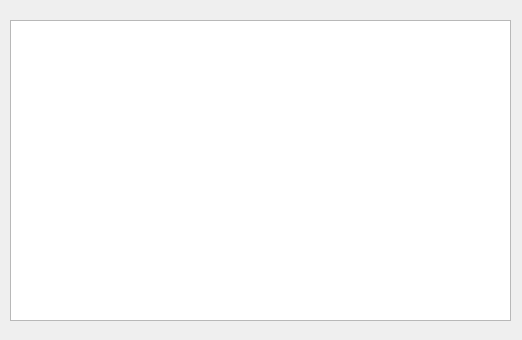
The window that MDI/PR_10/ShowTeacher.ui (Kostiantyn2212/OOP__practice) describes before a commit, drawn with Qt 5.
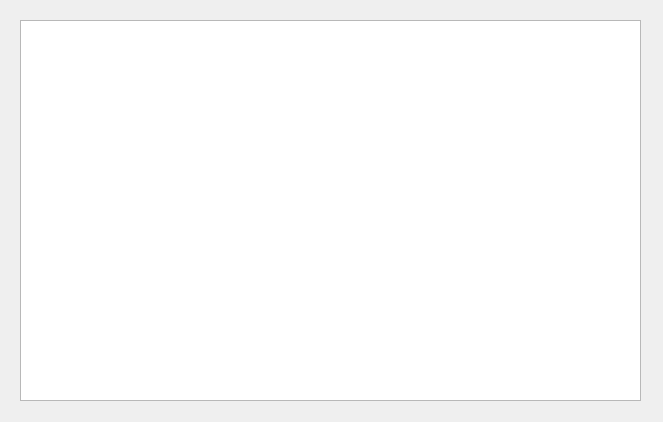
The same window after the commit.

```diff
--- a/MDI/PR_10/ShowTeacher.ui
+++ b/MDI/PR_10/ShowTeacher.ui
@@ -6,8 +6,8 @@
    <rect>
     <x>0</x>
     <y>0</y>
-    <width>522</width>
-    <height>340</height>
+    <width>663</width>
+    <height>422</height>
    </rect>
   </property>
   <property name="windowTitle">
@@ -16,13 +16,13 @@
   <property name="styleSheet">
    <string notr="true"/>
   </property>
-  <widget class="QListWidget" name="listWidgetTeacher">
+  <widget class="QTableView" name="teacherTableView">
    <property name="geometry">
     <rect>
-     <x>10</x>
+     <x>20</x>
      <y>20</y>
-     <width>501</width>
-     <height>301</height>
+     <width>621</width>
+     <height>381</height>
     </rect>
    </property>
   </widget>
```
